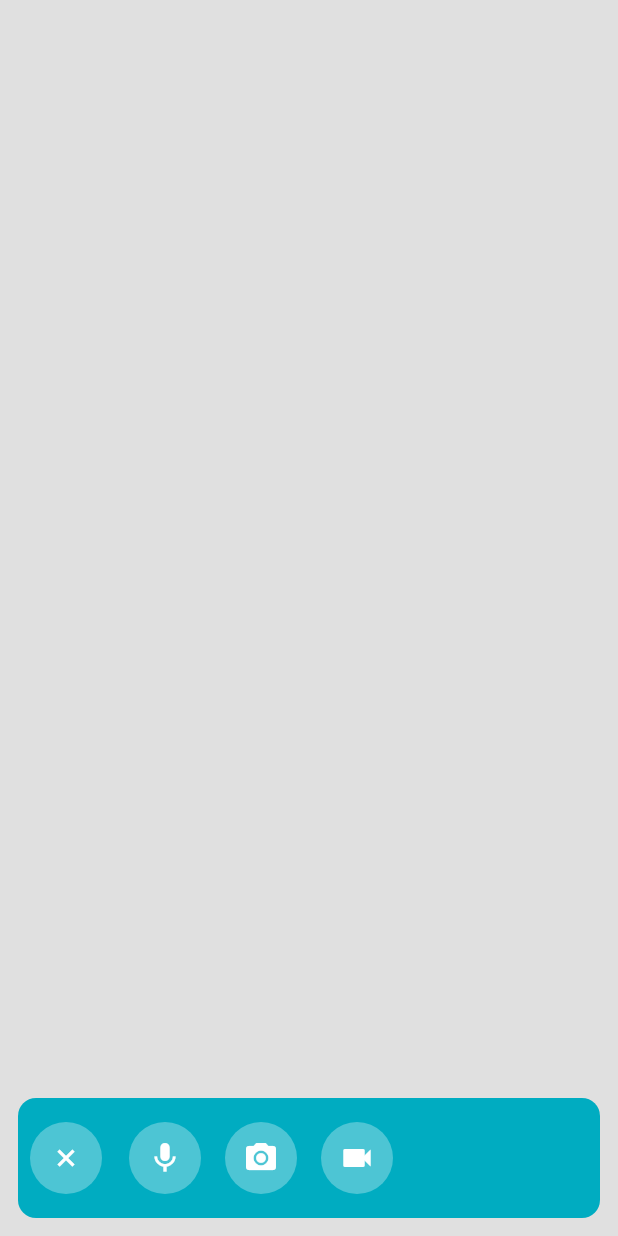
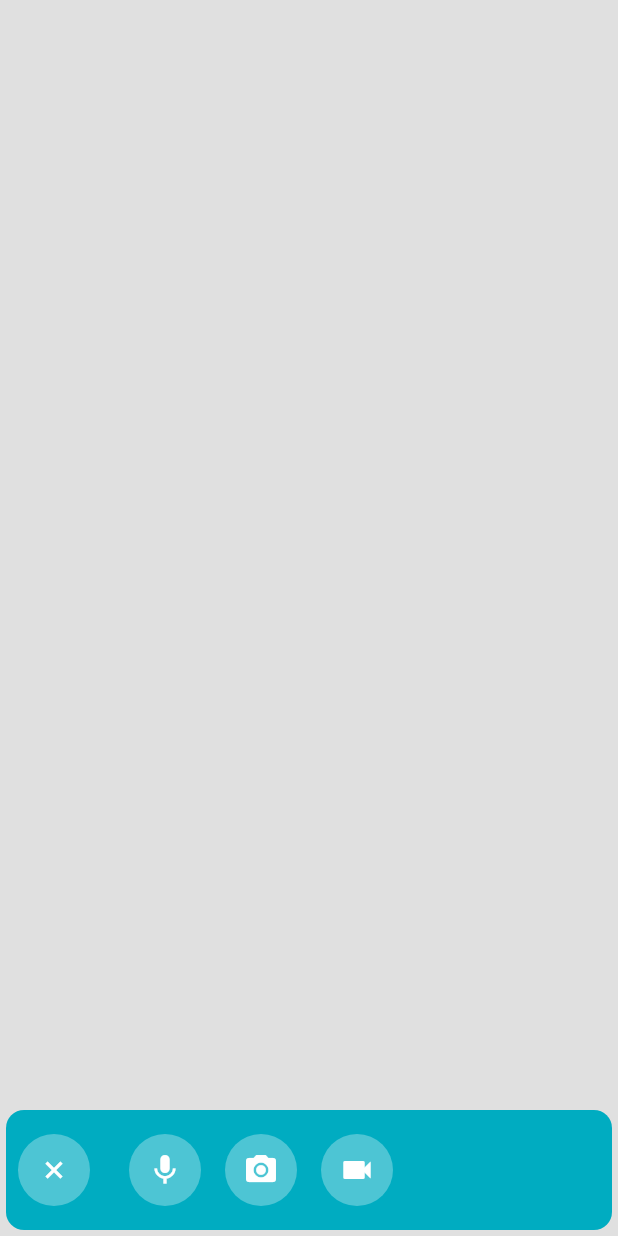
Before and after one commit to rxlabz/flutter_animations_examples, a Flutter app: the ChatScreen screen opened directly, after a tap on the "add" icon, on a phone screen of 412 x 824 dp. Run offline on Flutter 3.47's test engine with Material 2 defaults, Android fonts, the phone set to English and light mode, and no system bars; statements that could not run were skipped.

Commit message:
disabled textfield when hidden

```diff
--- a/lib/chat_bar/chat_bar_example.dart
+++ b/lib/chat_bar/chat_bar_example.dart
@@ -2,6 +2,9 @@ import 'dart:math';
 
 import 'package:flutter/material.dart';
 import 'package:quiver/time.dart';
+
+const double chatBarMargin = 4;
+const double chatBarRadius = 12;
 
 void main() => runApp(MaterialApp(
       home: ChatScreen(),
@@ -47,7 +50,7 @@ class _ChatBarState extends State<ChatBar> with TickerProviderStateMixin {
   CurvedAnimation _elasticAnimation;
   CurvedAnimation _bounceAnimation;
 
-  bool on = false;
+  bool _showMediaButtons = false;
 
   @override
   void initState() {
@@ -66,7 +69,7 @@ class _ChatBarState extends State<ChatBar> with TickerProviderStateMixin {
 
     _bounceAnimation = CurvedAnimation(
         parent: _bounceAnimationController,
-        curve: Curves.elasticOut,
+        curve: Curves.elasticInOut,
         reverseCurve: Curves.elasticInOut);
   }
 
@@ -82,12 +85,12 @@ class _ChatBarState extends State<ChatBar> with TickerProviderStateMixin {
   @override
   Widget build(BuildContext context) {
     return Padding(
-      padding: const EdgeInsets.only(bottom: 12.0),
+      padding: const EdgeInsets.only(bottom: chatBarMargin),
       child: Transform.rotate(
-          angle: _bounceAnimation.value * (pi / (on ? -52 : 52)),
+          angle: _bounceAnimation.value * (pi / (_showMediaButtons ? -64 : 64)),
           alignment: Alignment.centerLeft,
           child: ClipRRect(
-            borderRadius: BorderRadius.circular(12),
+            borderRadius: BorderRadius.circular(chatBarRadius),
             child: Stack(
               children: <Widget>[
                 _buildBarBackground(),
@@ -97,6 +100,67 @@ class _ChatBarState extends State<ChatBar> with TickerProviderStateMixin {
               ],
             ),
           )),
+    );
+  }
+
+  Positioned _buildBarBackground() {
+    return Positioned.fill(
+        left: chatBarMargin,
+        right: chatBarMargin,
+        child: Transform.rotate(
+          angle: _bounceAnimation.value * (pi / (_showMediaButtons ? -52 : 52)),
+          alignment: Alignment.centerLeft,
+          child: Container(
+            decoration: BoxDecoration(
+                borderRadius: BorderRadius.circular(chatBarRadius),
+                color: Colors.cyan.shade600),
+          ),
+        ));
+  }
+
+  Positioned _buildMainButton() {
+    return Positioned(
+      left: chatBarMargin,
+      top: 8,
+      child: Transform.rotate(
+        angle: -pi / 4 * _elasticAnimation.value,
+        child: _buildCircleButton(ChatBarItem(Icons.add, _chooseMedia)),
+      ),
+    );
+  }
+
+  Opacity _buildMessageField() {
+    return Opacity(
+      opacity: min(max(0, 1 - _elasticAnimation.value), 1),
+      child: Padding(
+        padding: const EdgeInsets.only(
+          left: 72.0,
+          top: 10,
+          bottom: 8,
+          right: chatBarMargin * 3,
+        ),
+        child: Transform.rotate(
+          child: TextFormField(
+            enabled: !_showMediaButtons,
+            style: TextStyle(color: Colors.white),
+            decoration: InputDecoration(
+              labelText: 'Message...',
+              labelStyle: TextStyle(color: Colors.white),
+              hasFloatingPlaceholder: false,
+              border: OutlineInputBorder(
+                  borderSide: BorderSide.none,
+                  borderRadius: BorderRadius.circular(chatBarRadius - 2)),
+              enabledBorder: OutlineInputBorder(
+                  borderSide: BorderSide.none,
+                  borderRadius: BorderRadius.circular(chatBarRadius - 2)),
+              filled: true,
+              fillColor: Colors.white30,
+            ),
+          ),
+          alignment: Alignment.centerLeft,
+          angle: (-pi / 2) * _elasticAnimation.value,
+        ),
+      ),
     );
   }
 
@@ -121,66 +185,6 @@ class _ChatBarState extends State<ChatBar> with TickerProviderStateMixin {
         ),
       ),
     );
-  }
-
-  Opacity _buildMessageField() {
-    return Opacity(
-      opacity: min(max(0, 1 - _elasticAnimation.value), 1),
-      child: Padding(
-        padding: const EdgeInsets.only(
-          left: 78.0,
-          top: 10,
-          bottom: 8,
-          right: 20,
-        ),
-        child: Transform.rotate(
-          child: TextFormField(
-            style: TextStyle(color: Colors.white),
-            decoration: InputDecoration(
-              labelText: 'Message...',
-              labelStyle: TextStyle(color: Colors.white),
-              hasFloatingPlaceholder: false,
-              border: OutlineInputBorder(
-                  borderSide: BorderSide.none,
-                  borderRadius: BorderRadius.circular(10)),
-              enabledBorder: OutlineInputBorder(
-                  borderSide: BorderSide.none,
-                  borderRadius: BorderRadius.circular(10)),
-              filled: true,
-              fillColor: Colors.white30,
-            ),
-          ),
-          alignment: Alignment.centerLeft,
-          angle: (-pi / 2) * _elasticAnimation.value,
-        ),
-      ),
-    );
-  }
-
-  Positioned _buildMainButton() {
-    return Positioned(
-      left: 12,
-      top: 8,
-      child: Transform.rotate(
-        angle: -pi / 4 * _elasticAnimation.value,
-        child: _buildCircleButton(ChatBarItem(Icons.add, _chooseMedia)),
-      ),
-    );
-  }
-
-  Positioned _buildBarBackground() {
-    return Positioned.fill(
-        left: 12,
-        right: 12,
-        child: Transform.rotate(
-          angle: _bounceAnimation.value * (pi / (on ? -52 : 52)),
-          alignment: Alignment.centerLeft,
-          child: Container(
-            decoration: BoxDecoration(
-                borderRadius: BorderRadius.circular(12),
-                color: Colors.cyan.shade600),
-          ),
-        ));
   }
 
   Widget _buildCircleButton(ChatBarItem item) {
@@ -211,9 +215,8 @@ class _ChatBarState extends State<ChatBar> with TickerProviderStateMixin {
           if (status == AnimationStatus.completed)
             _bounceAnimationController.reverse();
         });
-      setState(() {
-        on = !on;
-      });
+      _showMediaButtons = !_showMediaButtons;
+      _update();
     });
   }
 }
```
